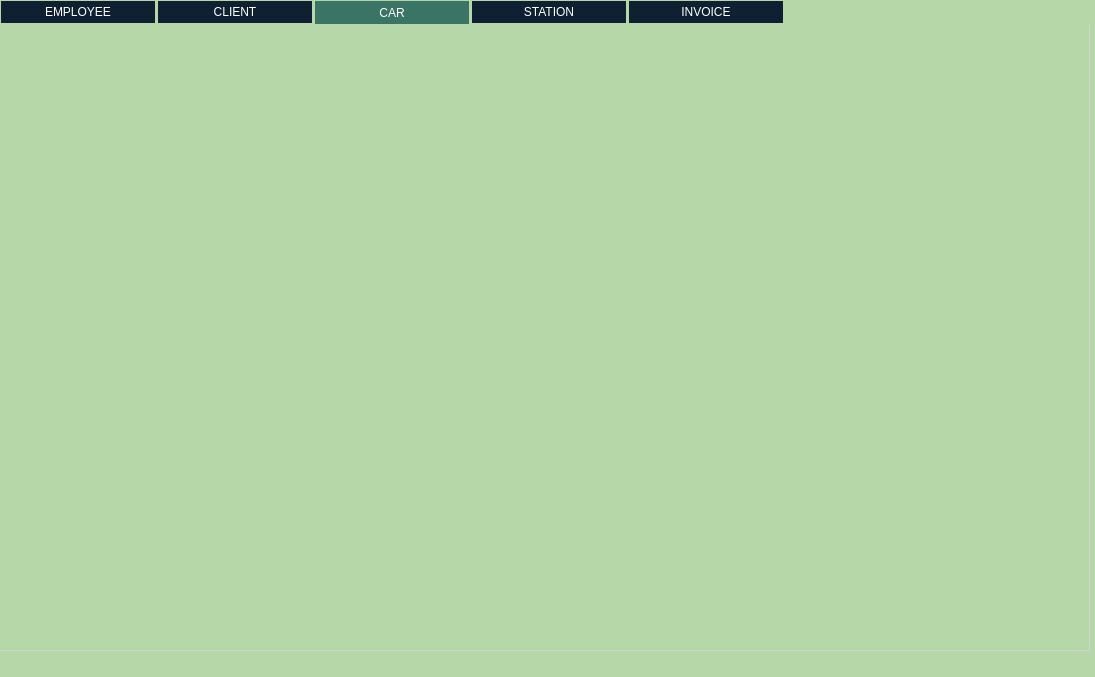
First picture: the form in mainwindow.ui, repository skander-kechaou/SMART-charging-station, before the edit.
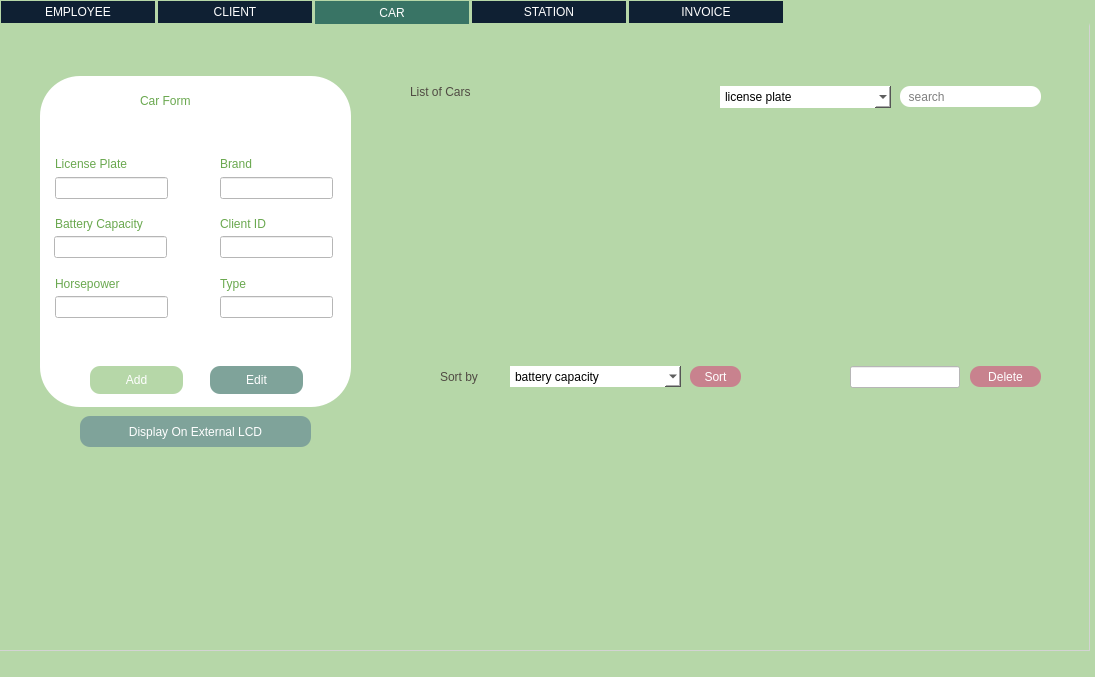
Second picture: the form after the edit. The open tabs and pages were chosen to show the change. Icons and pictures are not drawn.

Commit message: 7th commit from Client on mainwindow.ui

The edit to the form file:
```diff
--- a/mainwindow.ui
+++ b/mainwindow.ui
@@ -1093,6 +1093,872 @@
      <attribute name="title">
       <string>CAR</string>
      </attribute>
+     <widget class="QFrame" name="Carchart">
+      <property name="geometry">
+       <rect>
+        <x>500</x>
+        <y>370</y>
+        <width>500</width>
+        <height>301</height>
+       </rect>
+      </property>
+      <property name="styleSheet">
+       <string notr="true"/>
+      </property>
+      <layout class="QHBoxLayout" name="horizontalLayout_3"/>
+     </widget>
+     <widget class="QLineEdit" name="Carimagepath">
+      <property name="enabled">
+       <bool>false</bool>
+      </property>
+      <property name="geometry">
+       <rect>
+        <x>540</x>
+        <y>20</y>
+        <width>113</width>
+        <height>22</height>
+       </rect>
+      </property>
+      <property name="frame">
+       <bool>false</bool>
+      </property>
+     </widget>
+     <widget class="QComboBox" name="CarcomboBox">
+      <property name="geometry">
+       <rect>
+        <x>720</x>
+        <y>60</y>
+        <width>171</width>
+        <height>22</height>
+       </rect>
+      </property>
+      <property name="styleSheet">
+       <string notr="true">QComboBox
+{
+	background-color: rgb(255, 255, 255);
+	border-radius: 20px;
+	font: 9pt &quot;Berlin Sans FB&quot;;
+
+}</string>
+      </property>
+      <item>
+       <property name="text">
+        <string>license plate</string>
+       </property>
+      </item>
+      <item>
+       <property name="text">
+        <string>brand</string>
+       </property>
+      </item>
+      <item>
+       <property name="text">
+        <string>client id</string>
+       </property>
+      </item>
+     </widget>
+     <widget class="QLabel" name="CarsortLabel">
+      <property name="geometry">
+       <rect>
+        <x>410</x>
+        <y>340</y>
+        <width>21</width>
+        <height>21</height>
+       </rect>
+      </property>
+      <property name="text">
+       <string/>
+      </property>
+      <property name="pixmap">
+       <pixmap>../../Desktop/heol/projectcpp/sort.png</pixmap>
+      </property>
+     </widget>
+     <widget class="QLabel" name="Cartrashcan">
+      <property name="geometry">
+       <rect>
+        <x>810</x>
+        <y>335</y>
+        <width>30</width>
+        <height>31</height>
+       </rect>
+      </property>
+      <property name="text">
+       <string/>
+      </property>
+      <property name="pixmap">
+       <pixmap>../../Desktop/heol/projectcpp/trash-can.png</pixmap>
+      </property>
+     </widget>
+     <widget class="QGroupBox" name="Form_2">
+      <property name="geometry">
+       <rect>
+        <x>40</x>
+        <y>50</y>
+        <width>311</width>
+        <height>331</height>
+       </rect>
+      </property>
+      <property name="styleSheet">
+       <string notr="true">QGroupBox
+{
+	background-color: rgb(255, 255, 255);
+	color: rgb(255, 255, 255);
+	border-radius: 40px;
+}</string>
+      </property>
+      <property name="title">
+       <string/>
+      </property>
+      <widget class="QLabel" name="CarFormLabel">
+       <property name="geometry">
+        <rect>
+         <x>100</x>
+         <y>15</y>
+         <width>121</width>
+         <height>20</height>
+        </rect>
+       </property>
+       <property name="styleSheet">
+        <string notr="true">QLabel
+{
+	background-color: rgb(255, 255, 255);
+	color: rgb(106, 168, 79);
+	font: 15pt &quot;Berlin Sans FB&quot;;
+	text-align: right;
+}</string>
+       </property>
+       <property name="text">
+        <string>Car Form</string>
+       </property>
+      </widget>
+      <widget class="QLabel" name="Caricon">
+       <property name="geometry">
+        <rect>
+         <x>30</x>
+         <y>5</y>
+         <width>31</width>
+         <height>41</height>
+        </rect>
+       </property>
+       <property name="styleSheet">
+        <string notr="true">QLabel
+{
+	background-color: rgb(255, 255, 255);
+}</string>
+       </property>
+       <property name="text">
+        <string/>
+       </property>
+       <property name="pixmap">
+        <pixmap>../../Desktop/heol/projectcpp/feedback.png</pixmap>
+       </property>
+      </widget>
+      <widget class="QLabel" name="CarfnameLabel">
+       <property name="geometry">
+        <rect>
+         <x>15</x>
+         <y>80</y>
+         <width>91</width>
+         <height>16</height>
+        </rect>
+       </property>
+       <property name="styleSheet">
+        <string notr="true">QLabel
+{
+	background-color: rgb(255, 255, 255);
+	color: rgb(106, 168, 79);
+	font: 10pt &quot;Berlin Sans FB&quot;;
+	text-align: right;
+}</string>
+       </property>
+       <property name="text">
+        <string>License Plate</string>
+       </property>
+      </widget>
+      <widget class="QLabel" name="CarlnameLabel">
+       <property name="geometry">
+        <rect>
+         <x>180</x>
+         <y>80</y>
+         <width>81</width>
+         <height>16</height>
+        </rect>
+       </property>
+       <property name="styleSheet">
+        <string notr="true">QLabel
+{
+	background-color: rgb(255, 255, 255);
+	color: rgb(106, 168, 79);
+	font: 10pt &quot;Berlin Sans FB&quot;;
+	text-align: right;
+}</string>
+       </property>
+       <property name="text">
+        <string>Brand</string>
+       </property>
+      </widget>
+      <widget class="QLineEdit" name="CarlcEdit">
+       <property name="geometry">
+        <rect>
+         <x>15</x>
+         <y>101</y>
+         <width>113</width>
+         <height>22</height>
+        </rect>
+       </property>
+       <property name="styleSheet">
+        <string notr="true">QLineEdit
+{
+	background-color: rgb(255, 255, 255);
+	border-color: rgb(106, 168, 79);
+}</string>
+       </property>
+      </widget>
+      <widget class="QLineEdit" name="CarbrandEdit">
+       <property name="geometry">
+        <rect>
+         <x>180</x>
+         <y>101</y>
+         <width>113</width>
+         <height>22</height>
+        </rect>
+       </property>
+       <property name="styleSheet">
+        <string notr="true">QLineEdit
+{
+	background-color: rgb(255, 255, 255);
+}</string>
+       </property>
+      </widget>
+      <widget class="QLabel" name="CarBatterylabel">
+       <property name="geometry">
+        <rect>
+         <x>15</x>
+         <y>140</y>
+         <width>131</width>
+         <height>16</height>
+        </rect>
+       </property>
+       <property name="styleSheet">
+        <string notr="true">QLabel
+{
+	background-color: rgb(255, 255, 255);
+	color: rgb(106, 168, 79);
+	font: 10pt &quot;Berlin Sans FB&quot;;
+	text-align: right;
+}</string>
+       </property>
+       <property name="text">
+        <string>Battery Capacity</string>
+       </property>
+      </widget>
+      <widget class="QLabel" name="CaremailLabel">
+       <property name="geometry">
+        <rect>
+         <x>180</x>
+         <y>140</y>
+         <width>61</width>
+         <height>16</height>
+        </rect>
+       </property>
+       <property name="styleSheet">
+        <string notr="true">QLabel
+{
+	background-color: rgb(255, 255, 255);
+	color: rgb(106, 168, 79);
+	font: 10pt &quot;Berlin Sans FB&quot;;
+	text-align: right;
+}</string>
+       </property>
+       <property name="text">
+        <string>Client ID</string>
+       </property>
+      </widget>
+      <widget class="QLineEdit" name="CarclientEdit">
+       <property name="geometry">
+        <rect>
+         <x>180</x>
+         <y>160</y>
+         <width>113</width>
+         <height>22</height>
+        </rect>
+       </property>
+       <property name="styleSheet">
+        <string notr="true">QLineEdit
+{
+	background-color: rgb(255, 255, 255);
+	border-color: rgb(106, 168, 79);
+}</string>
+       </property>
+      </widget>
+      <widget class="QLabel" name="CarpnbLabel">
+       <property name="geometry">
+        <rect>
+         <x>15</x>
+         <y>200</y>
+         <width>111</width>
+         <height>16</height>
+        </rect>
+       </property>
+       <property name="styleSheet">
+        <string notr="true">QLabel
+{
+	background-color: rgb(255, 255, 255);
+	color: rgb(106, 168, 79);
+	font: 10pt &quot;Berlin Sans FB&quot;;
+	text-align: right;
+}</string>
+       </property>
+       <property name="text">
+        <string>Horsepower</string>
+       </property>
+      </widget>
+      <widget class="QLineEdit" name="CarhpEdit">
+       <property name="geometry">
+        <rect>
+         <x>15</x>
+         <y>220</y>
+         <width>113</width>
+         <height>22</height>
+        </rect>
+       </property>
+       <property name="styleSheet">
+        <string notr="true">QLineEdit
+{
+	background-color: rgb(255, 255, 255);
+	border-color: rgb(106, 168, 79);
+}</string>
+       </property>
+      </widget>
+      <widget class="QPushButton" name="CaraddButton">
+       <property name="geometry">
+        <rect>
+         <x>50</x>
+         <y>290</y>
+         <width>93</width>
+         <height>28</height>
+        </rect>
+       </property>
+       <property name="styleSheet">
+        <string notr="true">QPushButton
+{
+	background-color: rgb(182, 215, 168);
+	color: rgb(255, 255, 255);
+	font: 10pt &quot;Berlin Sans FB&quot;;
+	border-radius: 10px;
+}
+
+QPushButton:hover
+{
+	
+	background-color: rgb(98, 153, 75);
+	color: rgb(255, 255, 255);
+	font: 12pt &quot;Berlin Sans FB&quot;;
+	border-radius: 10px;
+}</string>
+       </property>
+       <property name="text">
+        <string>Add</string>
+       </property>
+      </widget>
+      <widget class="QLineEdit" name="CarbatteryEdit">
+       <property name="geometry">
+        <rect>
+         <x>14</x>
+         <y>160</y>
+         <width>113</width>
+         <height>22</height>
+        </rect>
+       </property>
+       <property name="styleSheet">
+        <string notr="true">QLineEdit
+{
+	background-color: rgb(255, 255, 255);
+}</string>
+       </property>
+      </widget>
+      <widget class="QPushButton" name="CarEditButton">
+       <property name="geometry">
+        <rect>
+         <x>170</x>
+         <y>290</y>
+         <width>93</width>
+         <height>28</height>
+        </rect>
+       </property>
+       <property name="styleSheet">
+        <string notr="true">QPushButton
+{
+	
+	background-color: rgb(127, 163, 154);
+	color: rgb(255, 255, 255);
+	font: 10pt &quot;Berlin Sans FB&quot;;
+	border-radius: 10px;
+}
+
+QPushButton:hover
+{
+    color: rgb(255, 255, 255);
+	background-color: rgb(57, 116, 101);
+	font: 12pt &quot;Berlin Sans FB&quot;;
+	border-radius: 10px;
+}</string>
+       </property>
+       <property name="text">
+        <string>Edit</string>
+       </property>
+      </widget>
+      <widget class="QLabel" name="CarcreditLabel">
+       <property name="geometry">
+        <rect>
+         <x>180</x>
+         <y>200</y>
+         <width>56</width>
+         <height>16</height>
+        </rect>
+       </property>
+       <property name="styleSheet">
+        <string notr="true">QLabel
+{
+	background-color: rgb(255, 255, 255);
+	color: rgb(106, 168, 79);
+	font: 10pt &quot;Berlin Sans FB&quot;;
+	text-align: right;
+}</string>
+       </property>
+       <property name="text">
+        <string>Type</string>
+       </property>
+      </widget>
+      <widget class="QLineEdit" name="CartypeEdit">
+       <property name="geometry">
+        <rect>
+         <x>180</x>
+         <y>220</y>
+         <width>113</width>
+         <height>22</height>
+        </rect>
+       </property>
+       <property name="styleSheet">
+        <string notr="true">QLineEdit
+{
+	background-color: rgb(255, 255, 255);
+	border-color: rgb(106, 168, 79);
+}
+</string>
+       </property>
+      </widget>
+      <widget class="QPushButton" name="CarimageButton">
+       <property name="geometry">
+        <rect>
+         <x>260</x>
+         <y>250</y>
+         <width>41</width>
+         <height>31</height>
+        </rect>
+       </property>
+       <property name="text">
+        <string/>
+       </property>
+       <property name="icon">
+        <iconset>
+         <normaloff>../../Desktop/heol/projectcpp/photo.png</normaloff>../../Desktop/heol/projectcpp/photo.png</iconset>
+       </property>
+       <property name="iconSize">
+        <size>
+         <width>24</width>
+         <height>24</height>
+        </size>
+       </property>
+       <property name="flat">
+        <bool>true</bool>
+       </property>
+      </widget>
+      <zorder>CarFormLabel</zorder>
+      <zorder>CarfnameLabel</zorder>
+      <zorder>CarlnameLabel</zorder>
+      <zorder>CarlcEdit</zorder>
+      <zorder>CarbrandEdit</zorder>
+      <zorder>CarBatterylabel</zorder>
+      <zorder>CaremailLabel</zorder>
+      <zorder>CarclientEdit</zorder>
+      <zorder>CarpnbLabel</zorder>
+      <zorder>CarhpEdit</zorder>
+      <zorder>CaraddButton</zorder>
+      <zorder>Caricon</zorder>
+      <zorder>CarbatteryEdit</zorder>
+      <zorder>CarEditButton</zorder>
+      <zorder>CarcreditLabel</zorder>
+      <zorder>CartypeEdit</zorder>
+      <zorder>CarimageButton</zorder>
+     </widget>
+     <widget class="QTableView" name="CartableView">
+      <property name="geometry">
+       <rect>
+        <x>410</x>
+        <y>100</y>
+        <width>631</width>
+        <height>221</height>
+       </rect>
+      </property>
+      <property name="styleSheet">
+       <string notr="true">QHeaderView::section {
+    background-color: #7FA39A;
+    border: none;
+    padding: 5px;
+}
+
+QHeaderView::section:first {
+    border-top-left-radius: 10px;
+    border-bottom-left-radius: 10px;
+}
+
+QHeaderView::section:last {
+    border-top-right-radius: 10px;
+    border-bottom-right-radius: 10px;
+}
+
+QTableView::item {
+    background-color: white;
+    border: none;
+    padding: 5px;
+    margin-top: 10px;
+    text-align: center; /* align item content */
+}
+
+QTableView::item:first {
+    border-top-left-radius: 10px;
+    border-bottom-left-radius: 10px;
+    margin-top: 0;
+}
+
+QTableView::item:last {
+    border-top-right-radius: 10px;
+    border-bottom-right-radius: 10px;
+}
+
+QTableView::item:selected {
+    color: #397465;
+}
+
+QTableView::horizontalHeader {
+    border: none;
+}
+
+QTableView::verticalHeader {
+    border: none;
+}
+
+QTableView {
+    border: none;
+    padding-top: 10px;
+    margin-right: 10px;
+}
+QScrollBar:vertical { background-color: #7FA39A; }</string>
+      </property>
+      <property name="showGrid">
+       <bool>false</bool>
+      </property>
+      <property name="cornerButtonEnabled">
+       <bool>false</bool>
+      </property>
+      <attribute name="verticalHeaderVisible">
+       <bool>false</bool>
+      </attribute>
+      <attribute name="verticalHeaderHighlightSections">
+       <bool>false</bool>
+      </attribute>
+     </widget>
+     <widget class="QPushButton" name="CarpdfButton">
+      <property name="geometry">
+       <rect>
+        <x>530</x>
+        <y>50</y>
+        <width>51</width>
+        <height>31</height>
+       </rect>
+      </property>
+      <property name="styleSheet">
+       <string notr="true"/>
+      </property>
+      <property name="text">
+       <string/>
+      </property>
+      <property name="icon">
+       <iconset>
+        <normaloff>../../Desktop/heol/projectcpp/pdf-file.png</normaloff>../../Desktop/heol/projectcpp/pdf-file.png</iconset>
+      </property>
+      <property name="iconSize">
+       <size>
+        <width>24</width>
+        <height>24</height>
+       </size>
+      </property>
+      <property name="flat">
+       <bool>true</bool>
+      </property>
+     </widget>
+     <widget class="QPushButton" name="CarDisplayButton">
+      <property name="geometry">
+       <rect>
+        <x>80</x>
+        <y>390</y>
+        <width>231</width>
+        <height>31</height>
+       </rect>
+      </property>
+      <property name="styleSheet">
+       <string notr="true">QPushButton
+{
+	background-color: rgb(127, 163, 154);
+	color: rgb(255, 255, 255);
+	font: 10pt &quot;Berlin Sans FB&quot;;
+	border-radius: 10px;
+}
+
+QPushButton:hover
+{
+	
+	background-color: rgb(57, 116, 101);
+	color: rgb(255, 255, 255);
+	font: 12pt &quot;Berlin Sans FB&quot;;
+	border-radius: 10px;
+}</string>
+      </property>
+      <property name="text">
+       <string>Display On External LCD</string>
+      </property>
+     </widget>
+     <widget class="QLabel" name="CarSortby">
+      <property name="geometry">
+       <rect>
+        <x>440</x>
+        <y>340</y>
+        <width>71</width>
+        <height>21</height>
+       </rect>
+      </property>
+      <property name="styleSheet">
+       <string notr="true">QLabel
+{
+	color: rgb(80, 75, 67);
+	font: 12pt &quot;Berlin Sans FB&quot;;
+	text-align: right;
+}</string>
+      </property>
+      <property name="text">
+       <string>Sort by</string>
+      </property>
+     </widget>
+     <widget class="QLineEdit" name="CarsearchEdit">
+      <property name="geometry">
+       <rect>
+        <x>900</x>
+        <y>60</y>
+        <width>141</width>
+        <height>21</height>
+       </rect>
+      </property>
+      <property name="styleSheet">
+       <string notr="true">QLineEdit
+{
+	background-color: rgb(255, 255, 255);
+	border-radius: 10px;
+	font: 9pt &quot;Berlin Sans FB&quot;;
+}</string>
+      </property>
+      <property name="text">
+       <string/>
+      </property>
+      <property name="placeholderText">
+       <string>  search</string>
+      </property>
+     </widget>
+     <widget class="QPushButton" name="CardeleteButton">
+      <property name="geometry">
+       <rect>
+        <x>970</x>
+        <y>340</y>
+        <width>71</width>
+        <height>21</height>
+       </rect>
+      </property>
+      <property name="styleSheet">
+       <string notr="true">QPushButton
+{
+	color: rgb(255, 255, 255);
+	background-color: rgb(200, 130, 142);
+	font: 10pt &quot;Berlin Sans FB&quot;;
+	border-radius: 10px;
+}
+
+QPushButton:hover
+{
+	color: rgb(255, 255, 255);
+	font: 12pt &quot;Berlin Sans FB&quot;;
+	background-color: rgb(167, 82, 97);
+	border-radius: 10px;
+}</string>
+      </property>
+      <property name="text">
+       <string>Delete</string>
+      </property>
+     </widget>
+     <widget class="QPushButton" name="CarsearchButton">
+      <property name="geometry">
+       <rect>
+        <x>1010</x>
+        <y>60</y>
+        <width>21</width>
+        <height>20</height>
+       </rect>
+      </property>
+      <property name="styleSheet">
+       <string notr="true">QPushButton
+{
+	background-color: rgb(255, 255, 255);
+	border-radius: 40px;
+}</string>
+      </property>
+      <property name="text">
+       <string/>
+      </property>
+      <property name="icon">
+       <iconset>
+        <normaloff>../../Desktop/heol/projectcpp/search-interface-symbol.png</normaloff>../../Desktop/heol/projectcpp/search-interface-symbol.png</iconset>
+      </property>
+      <property name="flat">
+       <bool>true</bool>
+      </property>
+     </widget>
+     <widget class="QLineEdit" name="CardeleteEdit">
+      <property name="geometry">
+       <rect>
+        <x>850</x>
+        <y>340</y>
+        <width>110</width>
+        <height>22</height>
+       </rect>
+      </property>
+      <property name="styleSheet">
+       <string notr="true">QLineEdit
+{
+	background-color: rgb(255, 255, 255);
+	font: 9pt &quot;Berlin Sans FB&quot;;
+}</string>
+      </property>
+     </widget>
+     <widget class="QComboBox" name="CarsortCombo">
+      <property name="geometry">
+       <rect>
+        <x>510</x>
+        <y>340</y>
+        <width>171</width>
+        <height>21</height>
+       </rect>
+      </property>
+      <property name="styleSheet">
+       <string notr="true">QComboBox
+{
+	background-color: rgb(255, 255, 255);
+	border-radius: 20px;
+	font: 9pt &quot;Berlin Sans FB&quot;;
+
+}</string>
+      </property>
+      <item>
+       <property name="text">
+        <string>battery capacity</string>
+       </property>
+      </item>
+      <item>
+       <property name="text">
+        <string>hp</string>
+       </property>
+      </item>
+      <item>
+       <property name="text">
+        <string>type</string>
+       </property>
+      </item>
+     </widget>
+     <widget class="QPushButton" name="CarsortButton">
+      <property name="geometry">
+       <rect>
+        <x>690</x>
+        <y>340</y>
+        <width>51</width>
+        <height>21</height>
+       </rect>
+      </property>
+      <property name="styleSheet">
+       <string notr="true">QPushButton
+{
+	color: rgb(255, 255, 255);
+	background-color: rgb(200, 130, 142);
+	font: 10pt &quot;Berlin Sans FB&quot;;
+	border-radius: 10px;
+}
+
+QPushButton:hover
+{
+	color: rgb(255, 255, 255);
+	font: 12pt &quot;Berlin Sans FB&quot;;
+	background-color: rgb(167, 82, 97);
+	border-radius: 10px;
+}</string>
+      </property>
+      <property name="text">
+       <string>Sort</string>
+      </property>
+     </widget>
+     <widget class="QLabel" name="CarlistClients">
+      <property name="geometry">
+       <rect>
+        <x>410</x>
+        <y>56</y>
+        <width>141</width>
+        <height>20</height>
+       </rect>
+      </property>
+      <property name="styleSheet">
+       <string notr="true">QLabel
+{
+	color: rgb(80, 75, 67);
+	font: 15pt &quot;Berlin Sans FB&quot;;
+	text-align: right;
+}</string>
+      </property>
+      <property name="text">
+       <string>List of Cars</string>
+      </property>
+     </widget>
+     <widget class="QPushButton" name="CarxlsButton">
+      <property name="geometry">
+       <rect>
+        <x>570</x>
+        <y>50</y>
+        <width>51</width>
+        <height>31</height>
+       </rect>
+      </property>
+      <property name="text">
+       <string/>
+      </property>
+      <property name="icon">
+       <iconset>
+        <normaloff>../../Desktop/heol/projectcpp/xls-file.png</normaloff>../../Desktop/heol/projectcpp/xls-file.png</iconset>
+      </property>
+      <property name="iconSize">
+       <size>
+        <width>24</width>
+        <height>24</height>
+       </size>
+      </property>
+      <property name="flat">
+       <bool>true</bool>
+      </property>
+     </widget>
     </widget>
     <widget class="QWidget" name="tab_3">
      <attribute name="title">
```
Left out of the diff: 4 changed lines with no effect on the pictures.
